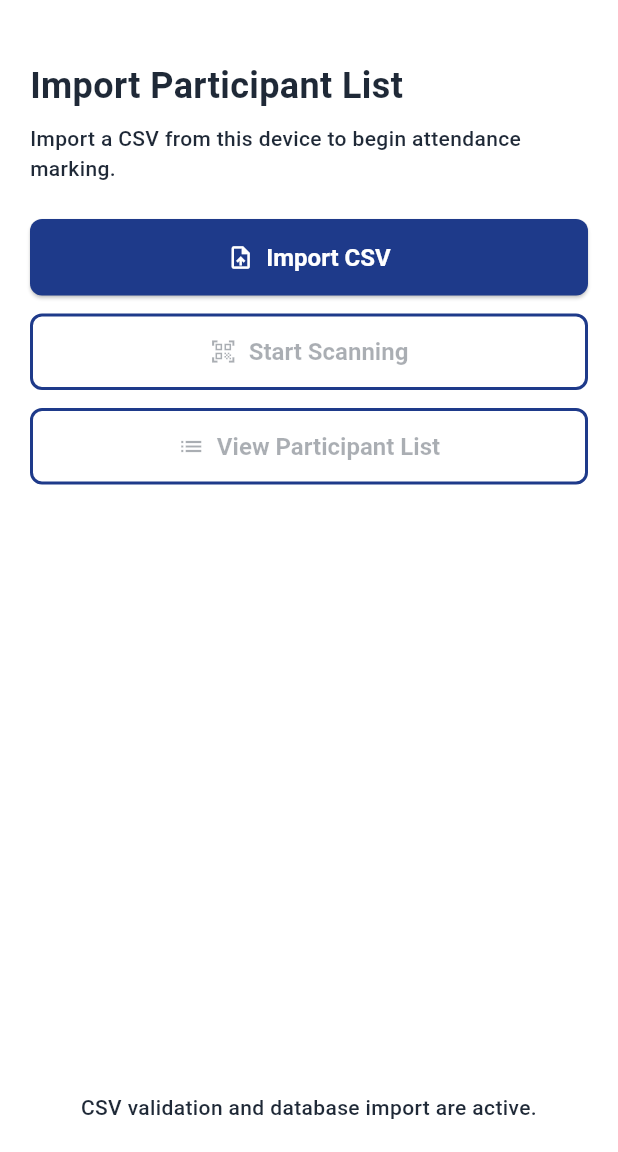
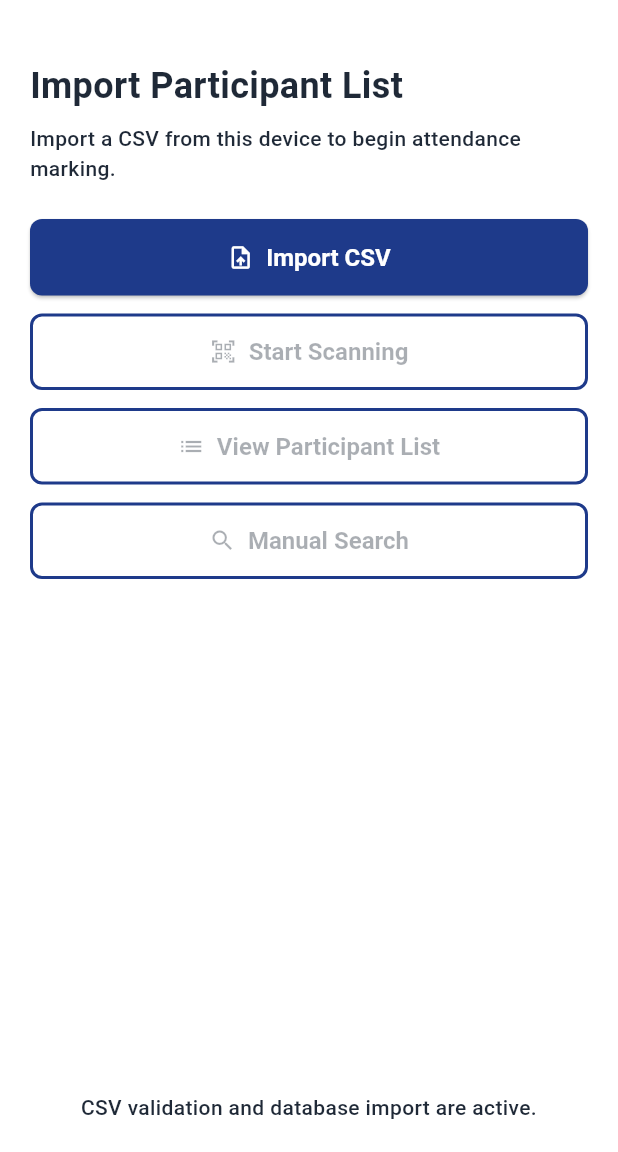
Before and after one commit to geekyoswald/Android_, a Flutter app: the screen it shows after launch, on a phone screen of 412 x 824 dp, the part 84-1236 px from its top. Run offline on Flutter 3.47's test engine with Material 3 defaults, Android fonts, the phone set to English and light mode, and no system bars; our stand-ins replace file_picker, sqflite; accounts and stored records are empty.

Commit message:
feat: wire manual search screen into navigation

```diff
--- a/ovgu_exam_attendance_app/lib/features/import/presentation/screens/import_screen.dart
+++ b/ovgu_exam_attendance_app/lib/features/import/presentation/screens/import_screen.dart
@@ -185,6 +185,14 @@ class _ImportScreenState extends State<ImportScreen> {
               icon: const Icon(Icons.list),
               label: const Text('View Participant List'),
             ),
+            const SizedBox(height: 12),
+            OutlinedButton.icon(
+              onPressed: _isImportSuccessful
+                  ? () => Navigator.pushNamed(context, AppRoutes.manualSearch)
+                  : null,
+              icon: const Icon(Icons.search),
+              label: const Text('Manual Search'),
+            ),
             if (_resultCard != null) ...[
               const SizedBox(height: 20),
               _ResultCardWidget(
--- a/ovgu_exam_attendance_app/lib/features/search/presentation/screens/manual_search_screen.dart
+++ b/ovgu_exam_attendance_app/lib/features/search/presentation/screens/manual_search_screen.dart
@@ -2,7 +2,6 @@ import 'package:flutter/material.dart';
 
 import '../../../import/data/participant_repository.dart';
 import '../../../import/domain/participant.dart';
-import '../../../participants/presentation/screens/participant_list_screen.dart';
 import '../../../../core/theme/app_theme.dart';
 
 class ManualSearchScreen extends StatefulWidget {
--- a/ovgu_exam_attendance_app/lib/main.dart
+++ b/ovgu_exam_attendance_app/lib/main.dart
@@ -5,6 +5,7 @@ import 'features/export/presentation/screens/export_screen.dart';
 import 'features/import/presentation/screens/import_screen.dart';
 import 'features/participants/presentation/screens/participant_list_screen.dart';
 import 'features/scan/presentation/screens/scan_screen.dart';
+import 'features/search/presentation/screens/manual_search_screen.dart';
 
 void main() {
   runApp(const OvguAttendanceApp());
@@ -14,6 +15,7 @@ class AppRoutes {
   static const import_ = '/';
   static const scan = '/scan';
   static const participantList = '/participants';
+  static const manualSearch = '/manual-search';
   static const export_ = '/export';
 }
 
@@ -31,6 +33,7 @@ class OvguAttendanceApp extends StatelessWidget {
         AppRoutes.import_: (_) => const ImportScreen(),
         AppRoutes.scan: (_) => const ScanScreen(),
         AppRoutes.participantList: (_) => const ParticipantListScreen(),
+        AppRoutes.manualSearch: (_) => const ManualSearchScreen(),
         AppRoutes.export_: (_) => const ExportScreen(),
       },
     );
```
